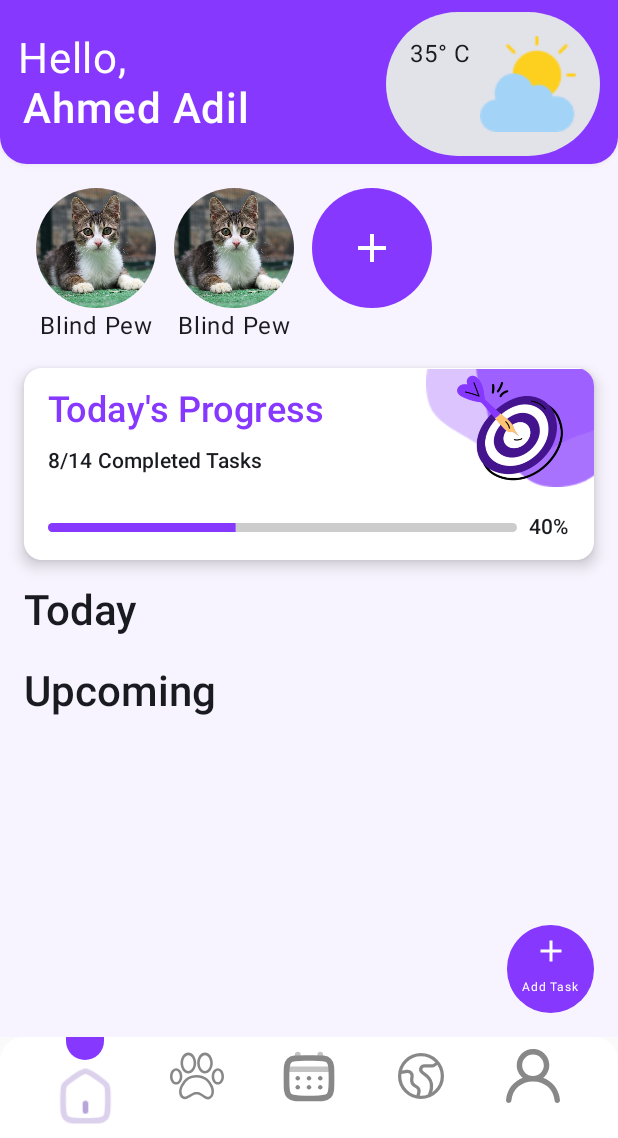
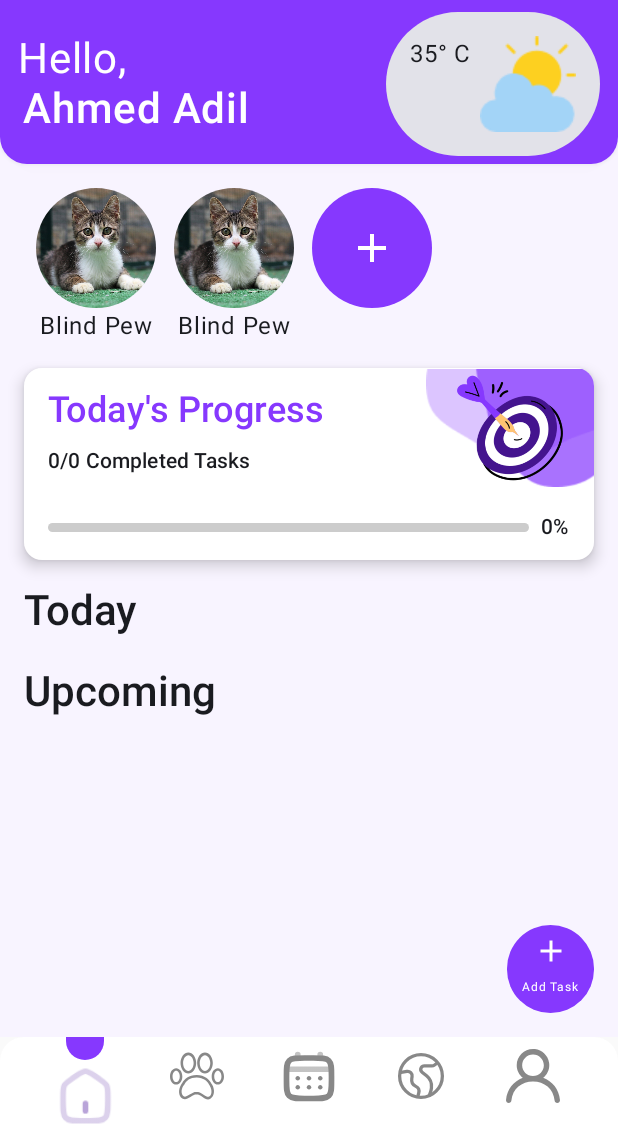
Before and after one commit to Ahmed3abogarin/PetPal, an Android app built with Jetpack Compose: the HomeScreen screen opened through its navigation route, on a phone screen of 412 x 824 dp, the part 98-1236 px from its top. Run offline under Robolectric (Android 15) with nearby library versions, the phone set to English and light mode, and no system bars; our stand-ins replace Dagger/Hilt's generated code, Firebase (no records; nobody signed in at launch, a user with empty details on screens opened directly); 1 statement that could not run was skipped.

Commit message:
create progress card logic

```diff
--- a/app/src/main/java/com/vtol/petpal/presentation/home/HomeScreen.kt
+++ b/app/src/main/java/com/vtol/petpal/presentation/home/HomeScreen.kt
@@ -34,6 +34,7 @@ import androidx.compose.material3.OutlinedCard
 import androidx.compose.material3.Scaffold
 import androidx.compose.material3.Text
 import androidx.compose.runtime.Composable
+import androidx.compose.runtime.collectAsState
 import androidx.compose.ui.Alignment
 import androidx.compose.ui.Modifier
 import androidx.compose.ui.draw.clip
@@ -51,6 +52,7 @@ import com.vtol.petpal.ui.theme.PetPalTheme
 
 @Composable
 fun HomeScreen(onAddTaskClicked: () -> Unit, viewModel: HomeViewModel) {
+    val state = viewModel.state.collectAsState()
 
 //    Image(
 //        painter = painterResource(R.drawable.header_img),
@@ -112,7 +114,7 @@ fun HomeScreen(onAddTaskClicked: () -> Unit, viewModel: HomeViewModel) {
 
 
             item {
-                ProgressCard()
+                ProgressCard(progress = state.value.progress, total = state.value.total, completed = state.value.completedCount, percentage = state.value.percentage)
                 Spacer(modifier = Modifier.height(16.dp))
             }
 
@@ -128,7 +130,7 @@ fun HomeScreen(onAddTaskClicked: () -> Unit, viewModel: HomeViewModel) {
 
 
             // Today's tasks
-            items(viewModel.state.value.todayTasks) {
+            items(state.value.todayTasks) {
                 TaskCard(it)
 
             }
@@ -145,7 +147,7 @@ fun HomeScreen(onAddTaskClicked: () -> Unit, viewModel: HomeViewModel) {
 
 
             // Upcoming tasks
-            items(viewModel.state.value.upcomingTasks) {
+            items(state.value.upcomingTasks) {
                 TaskCard(it)
             }
 
--- a/app/src/main/java/com/vtol/petpal/presentation/home/HomeViewModel.kt
+++ b/app/src/main/java/com/vtol/petpal/presentation/home/HomeViewModel.kt
@@ -1,13 +1,15 @@
 package com.vtol.petpal.presentation.home
 
-import androidx.compose.runtime.mutableStateOf
 import androidx.lifecycle.ViewModel
 import androidx.lifecycle.viewModelScope
 import com.vtol.petpal.domain.model.tasks.Task
 import com.vtol.petpal.domain.usecases.AppUseCases
 import dagger.hilt.android.lifecycle.HiltViewModel
+import kotlinx.coroutines.flow.MutableStateFlow
+import kotlinx.coroutines.flow.asStateFlow
 import kotlinx.coroutines.flow.launchIn
 import kotlinx.coroutines.flow.onEach
+import kotlinx.coroutines.flow.update
 import kotlinx.coroutines.launch
 import java.time.Instant
 import java.time.LocalDate
@@ -20,8 +22,8 @@ class HomeViewModel @Inject constructor(
     private val appUseCases: AppUseCases,
 ) : ViewModel() {
 
-    private val _state = mutableStateOf(HomeState())
-    val state = _state
+    private val _state = MutableStateFlow(HomeState())
+    val state = _state.asStateFlow()
 
     init {
         getTasks()
@@ -35,9 +37,25 @@ class HomeViewModel @Inject constructor(
 
 
     fun getTasks() {
+        _state.update { it.copy(isLoading = true) }
         appUseCases.getTasks().onEach { tasks ->
-            _state.value = _state.value.copy(todayTasks = todayTasks(tasks))
-            _state.value = _state.value.copy(upcomingTasks = upcomingTasks(tasks))
+            _state.update {
+
+                val total = tasks.size
+                val completed = tasks.count { task -> task.isCompleted }
+
+                val progress = if (total > 0) completed.toFloat() / total else 0f
+
+                it.copy(
+                    todayTasks = todayTasks(tasks),
+                    upcomingTasks = upcomingTasks(tasks),
+                    completedCount = completed,
+                    progress = progress,
+                    total = total,
+                    percentage = (progress * 100).toInt()
+                )
+            }
+
         }.launchIn(viewModelScope)
     }
 
@@ -58,4 +76,9 @@ data class HomeState(
     val todayTasks: List<Task> = emptyList(),
     val upcomingTasks: List<Task> = emptyList(),
     val isLoading: Boolean = false,
+
+    val completedCount: Int = 0,
+    val total: Int = 0,
+    val progress: Float = 0f,
+    val percentage: Int = 0
 )
--- a/app/src/main/java/com/vtol/petpal/presentation/home/components/ProgressLinearBar.kt
+++ b/app/src/main/java/com/vtol/petpal/presentation/home/components/ProgressLinearBar.kt
@@ -29,7 +29,7 @@ import com.vtol.petpal.ui.theme.MainPurple
 
 
 @Composable
-fun ProgressCard(modifier: Modifier = Modifier) {
+fun ProgressCard(modifier: Modifier = Modifier, progress: Float, total: Int, completed: Int,percentage:Int) {
     Card(
         modifier = Modifier
             .fillMaxWidth()
@@ -67,13 +67,13 @@ fun ProgressCard(modifier: Modifier = Modifier) {
                 )
                 Spacer(modifier = Modifier.height(8.dp))
                 Text(
-                    text = "8/14 Completed Tasks",
+                    text = "$completed/$total Completed Tasks",
                     style = MaterialTheme.typography.labelLarge
                 )
                 Spacer(modifier = Modifier.height(24.dp))
 
                 // Progress card
-                ProgressLinearBar()
+                ProgressLinearBar(progress = progress, percentage = percentage)
             }
         }
     }
@@ -81,7 +81,7 @@ fun ProgressCard(modifier: Modifier = Modifier) {
 
 
 @Composable
-fun ProgressLinearBar(modifier: Modifier = Modifier) {
+fun ProgressLinearBar(modifier: Modifier = Modifier, progress: Float,percentage:Int) {
     Row(
         verticalAlignment = Alignment.CenterVertically
     ) {
@@ -104,7 +104,7 @@ fun ProgressLinearBar(modifier: Modifier = Modifier) {
                 drawRect(
                     color = MainPurple,
                     size = Size(
-                        width = size.width * 0.4f.coerceIn(0f, 1f),
+                        width = size.width * progress.coerceIn(0f, 1f),
                         height = size.height
                     )
                 )
@@ -114,7 +114,7 @@ fun ProgressLinearBar(modifier: Modifier = Modifier) {
 
         Text(
             modifier = Modifier.padding(start = 8.dp),
-            text = "40%",
+            text = "$percentage%",
             style = MaterialTheme.typography.labelLarge
         )
 
```
Also changed, not shown: app/src/main/java/com/vtol/petpal/presentation/components/TasksList.kt (+0 -24 lines).
